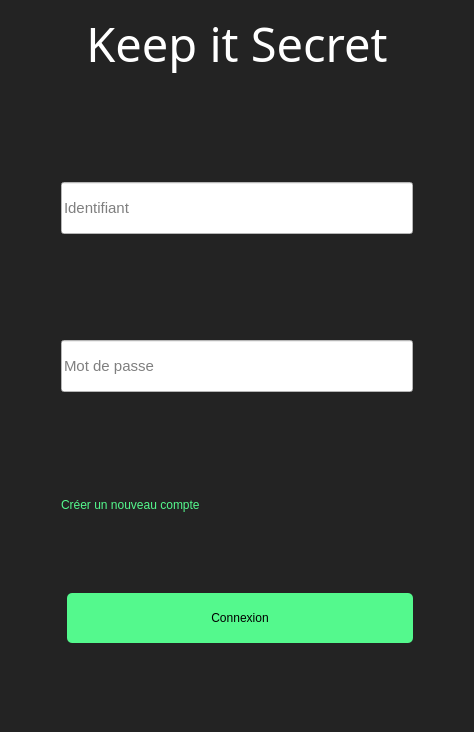
Old version of the form KeepItSecret/mainwindow.ui in the repository dbuhon/KeepItSecret.
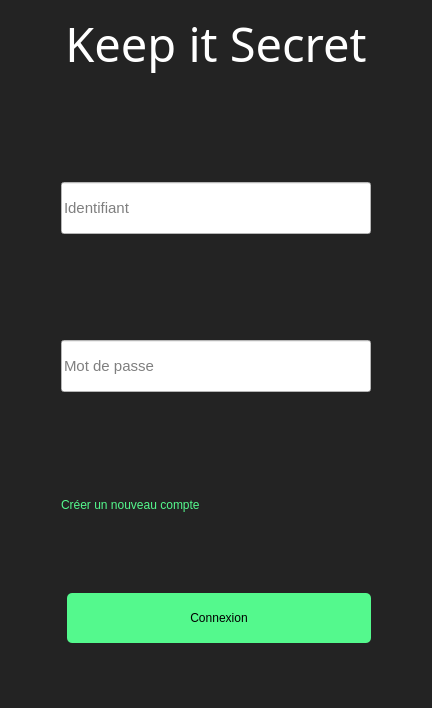
New version of the form.

Diff of the .ui file:
```diff
--- a/KeepItSecret/mainwindow.ui
+++ b/KeepItSecret/mainwindow.ui
@@ -6,8 +6,8 @@
    <rect>
     <x>0</x>
     <y>0</y>
-    <width>474</width>
-    <height>732</height>
+    <width>432</width>
+    <height>708</height>
    </rect>
   </property>
   <property name="windowTitle">
```
